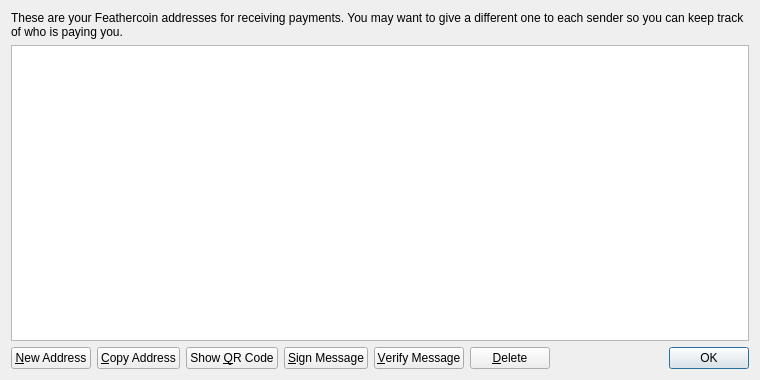
The window that src/qt/forms/addressbookpage.ui (goodwillcoin/GoodwillCoin) describes before a commit, drawn with Qt 5.
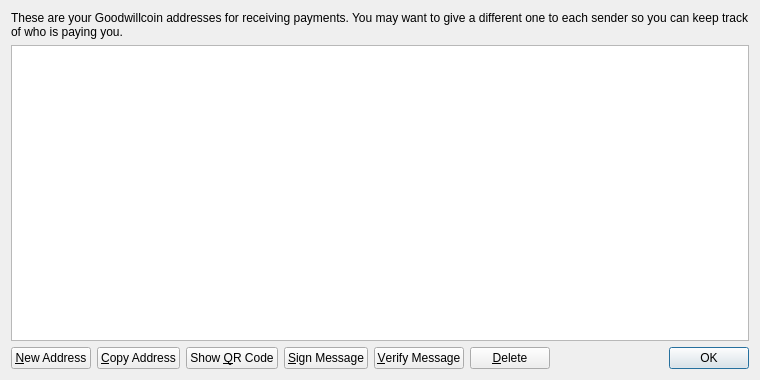
The same window after the commit. Icons and pictures are not drawn.

```diff
--- a/src/qt/forms/addressbookpage.ui
+++ b/src/qt/forms/addressbookpage.ui
@@ -17,7 +17,7 @@
    <item>
     <widget class="QLabel" name="labelExplanation">
      <property name="text">
-      <string>These are your Feathercoin addresses for receiving payments. You may want to give a different one to each sender so you can keep track of who is paying you.</string>
+      <string>These are your Goodwillcoin addresses for receiving payments. You may want to give a different one to each sender so you can keep track of who is paying you.</string>
      </property>
      <property name="textFormat">
       <enum>Qt::PlainText</enum>
```
